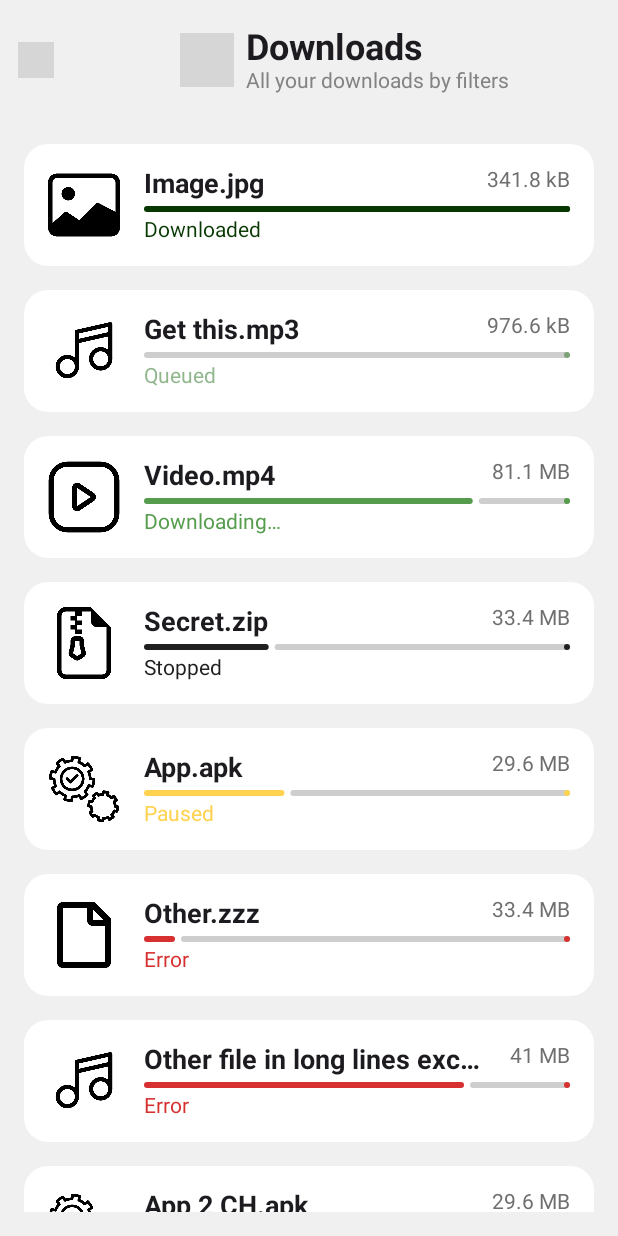
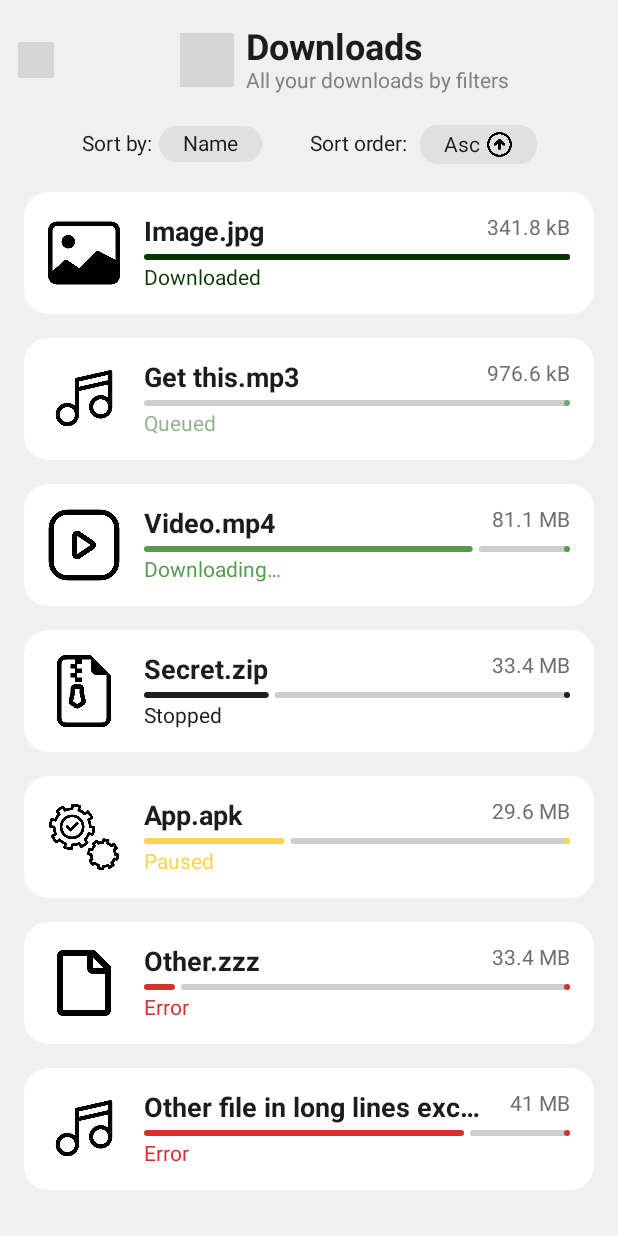
Before and after one commit to LuongPV/LeonEWorldDownloader, an Android app built with Jetpack Compose: the screen it shows after launch (MainActivity), on a phone screen of 412 x 824 dp. Run offline under Robolectric (Android 15) with nearby library versions, the phone set to English and light mode, and no system bars; our stand-ins replace Dagger/Hilt's generated code; grey boxes are pictures that could not be loaded.

Commit message:
Add sort UI

```diff
--- /dev/null
+++ b/app/src/main/java/com/lvp/leoneworlddownloader/data/models/DownloadSortType.kt
@@ -0,0 +1,7 @@
+package com.lvp.leoneworlddownloader.data.models
+
+enum class DownloadSortType {
+    SORTED_BY_NAME,
+    SORTED_BY_DATE,
+    SORTED_BY_PROGRESS,
+}
--- /dev/null
+++ b/app/src/main/java/com/lvp/leoneworlddownloader/data/models/SortOrder.kt
@@ -0,0 +1,6 @@
+package com.lvp.leoneworlddownloader.data.models
+
+enum class SortOrder {
+    ASC,
+    DESC,
+}
--- /dev/null
+++ b/app/src/main/java/com/lvp/leoneworlddownloader/resources/DrawableResource.kt
@@ -0,0 +1,13 @@
+package com.lvp.leoneworlddownloader.resources
+
+import androidx.compose.runtime.Composable
+import com.lvp.leoneworlddownloader.R
+import com.lvp.leoneworlddownloader.data.models.SortOrder
+
+@Composable
+fun drawableResourceSortOrder(sortOrder: SortOrder): Int {
+    return when (sortOrder) {
+        SortOrder.ASC -> R.drawable.ic_sort_asc
+        SortOrder.DESC -> R.drawable.ic_sort_desc
+    }
+}
--- /dev/null
+++ b/app/src/main/java/com/lvp/leoneworlddownloader/resources/StringResources.kt
@@ -0,0 +1,37 @@
+package com.lvp.leoneworlddownloader.resources
+
+import androidx.compose.runtime.Composable
+import androidx.compose.ui.res.stringResource
+import com.lvp.leoneworlddownloader.R
+import com.lvp.leoneworlddownloader.data.models.DownloadSortType
+import com.lvp.leoneworlddownloader.data.models.DownloadStatus
+import com.lvp.leoneworlddownloader.data.models.SortOrder
+
+@Composable
+fun stringResourceDownloadStatus(downloadStatus: DownloadStatus): String {
+    return stringResource(when (downloadStatus) {
+        DownloadStatus.QUEUED -> R.string.txt_download_status_queued
+        DownloadStatus.DOWNLOADING -> R.string.txt_download_status_downloading
+        DownloadStatus.DOWNLOADED -> R.string.txt_download_status_downloaded
+        DownloadStatus.PAUSED -> R.string.txt_download_status_paused
+        DownloadStatus.STOPPED -> R.string.txt_download_status_stopped
+        DownloadStatus.ERROR -> R.string.txt_download_status_error
+    })
+}
+
+@Composable
+fun stringResourceDownloadSortType(downloadSortType: DownloadSortType): String {
+    return stringResource(when (downloadSortType) {
+        DownloadSortType.SORTED_BY_NAME -> R.string.txt_sort_type_name
+        DownloadSortType.SORTED_BY_DATE -> R.string.txt_sort_type_date
+        DownloadSortType.SORTED_BY_PROGRESS -> R.string.txt_sort_type_progress
+    })
+}
+
+@Composable
+fun stringResourceSortOrder(sortOrder: SortOrder): String {
+    return stringResource(when (sortOrder) {
+        SortOrder.ASC -> R.string.txt_sort_order_asc
+        SortOrder.DESC -> R.string.txt_sort_order_desc
+    })
+}
--- a/app/src/main/java/com/lvp/leoneworlddownloader/ui/components/DownloadItem.kt
+++ b/app/src/main/java/com/lvp/leoneworlddownloader/ui/components/DownloadItem.kt
@@ -18,7 +18,6 @@ import androidx.compose.ui.Alignment
 import androidx.compose.ui.Modifier
 import androidx.compose.ui.graphics.Color
 import androidx.compose.ui.res.painterResource
-import androidx.compose.ui.res.stringResource
 import androidx.compose.ui.text.font.FontWeight
 import androidx.compose.ui.text.style.TextOverflow
 import androidx.compose.ui.tooling.preview.Preview
@@ -28,8 +27,8 @@ import com.lvp.leoneworlddownloader.R
 import com.lvp.leoneworlddownloader.data.models.DownloadInfo
 import com.lvp.leoneworlddownloader.data.models.DownloadStatus
 import com.lvp.leoneworlddownloader.data.models.FileType
+import com.lvp.leoneworlddownloader.resources.stringResourceDownloadStatus
 import com.lvp.leoneworlddownloader.utils.getDownloadStatusColor
-import com.lvp.leoneworlddownloader.utils.getHumanReadableDownloadStatus
 import com.lvp.leoneworlddownloader.utils.getHumanReadableFileSize
 import java.time.LocalDateTime
 
@@ -75,7 +74,7 @@ fun DownloadItem(
             )
             Spacer(modifier = Modifier.size(4.dp))
             Text(
-                text = stringResource(getHumanReadableDownloadStatus(downloadInfo.downloadStatus)),
+                text = stringResourceDownloadStatus(downloadInfo.downloadStatus),
                 color = getDownloadStatusColor(downloadInfo.downloadStatus)
             )
         }
--- a/app/src/main/java/com/lvp/leoneworlddownloader/ui/home/HomeScreen.kt
+++ b/app/src/main/java/com/lvp/leoneworlddownloader/ui/home/HomeScreen.kt
@@ -14,8 +14,10 @@ import androidx.compose.foundation.layout.padding
 import androidx.compose.foundation.layout.safeContentPadding
 import androidx.compose.foundation.layout.size
 import androidx.compose.foundation.lazy.LazyColumn
+import androidx.compose.foundation.shape.RoundedCornerShape
 import androidx.compose.material3.DrawerValue
 import androidx.compose.material3.IconButton
+import androidx.compose.material3.Text
 import androidx.compose.material3.rememberDrawerState
 import androidx.compose.runtime.Composable
 import androidx.compose.runtime.LaunchedEffect
@@ -25,11 +27,15 @@ import androidx.compose.ui.Alignment
 import androidx.compose.ui.Modifier
 import androidx.compose.ui.graphics.Color
 import androidx.compose.ui.res.painterResource
+import androidx.compose.ui.res.stringResource
 import androidx.compose.ui.tooling.preview.Preview
 import androidx.compose.ui.unit.dp
 import androidx.hilt.navigation.compose.hiltViewModel
 import androidx.lifecycle.compose.collectAsStateWithLifecycle
 import com.lvp.leoneworlddownloader.R
+import com.lvp.leoneworlddownloader.resources.drawableResourceSortOrder
+import com.lvp.leoneworlddownloader.resources.stringResourceDownloadSortType
+import com.lvp.leoneworlddownloader.resources.stringResourceSortOrder
 import com.lvp.leoneworlddownloader.ui.components.DownloadItem
 import com.lvp.leoneworlddownloader.ui.components.LEWDNavigationDrawer
 import com.lvp.leoneworlddownloader.ui.components.TopBanner
@@ -95,7 +101,44 @@ private fun HomeContent(modifier: Modifier = Modifier, viewModel: HomeViewModel)
             viewModel.openDrawer()
         }
         Spacer(modifier = Modifier.height(16.dp))
+        HomeDownloadSorter(viewModel)
         HomeDownloadList(viewModel)
+    }
+}
+
+@Composable
+fun HomeDownloadSorter(viewModel: HomeViewModel) {
+    val uiState by viewModel.uiState.collectAsStateWithLifecycle()
+    Row(
+        modifier = Modifier.padding(horizontal = 16.dp),
+        verticalAlignment = Alignment.CenterVertically,
+    ) {
+        Text(stringResource(R.string.txt_sort_by))
+        Spacer(Modifier.size(4.dp))
+        val modifierBg = Modifier
+            .background(Color(0xFFE0E0E0), RoundedCornerShape(12.dp))
+            .padding(horizontal = 16.dp, vertical = 4.dp)
+        Text(
+            text = stringResourceDownloadSortType(uiState.downloadSortType),
+            modifier = modifierBg
+        )
+        Spacer(Modifier.size(32.dp))
+        Text(stringResource(R.string.txt_sort_order))
+        Spacer(Modifier.size(8.dp))
+        Row(
+            modifier = modifierBg,
+            verticalAlignment = Alignment.CenterVertically,
+        ) {
+            Text(
+                text = stringResourceSortOrder(uiState.sortOrder),
+            )
+            Spacer(modifier = Modifier.size(4.dp))
+            Image(
+                modifier = Modifier.size(18.dp),
+                painter = painterResource(drawableResourceSortOrder(uiState.sortOrder)),
+                contentDescription = null
+            )
+        }
     }
 }
 
--- a/app/src/main/java/com/lvp/leoneworlddownloader/ui/home/HomeViewModel.kt
+++ b/app/src/main/java/com/lvp/leoneworlddownloader/ui/home/HomeViewModel.kt
@@ -1,6 +1,8 @@
 package com.lvp.leoneworlddownloader.ui.home
 
 import androidx.lifecycle.ViewModel
+import com.lvp.leoneworlddownloader.data.models.DownloadSortType
+import com.lvp.leoneworlddownloader.data.models.SortOrder
 import com.lvp.leoneworlddownloader.data.repositories.DownloadRepository
 import dagger.hilt.android.lifecycle.HiltViewModel
 import kotlinx.coroutines.flow.MutableStateFlow
@@ -14,6 +16,9 @@ class HomeViewModel @Inject constructor(
     private val _drawerShouldBeOpened = MutableStateFlow(false)
     val drawerShouldBeOpened = _drawerShouldBeOpened.asStateFlow()
 
+    private val _uiState = MutableStateFlow(HomeUiState())
+    val uiState = _uiState.asStateFlow()
+
     fun getDownloads() = downloadRepository.getDownloads()
 
     fun openDrawer() {
@@ -24,3 +29,8 @@ class HomeViewModel @Inject constructor(
         _drawerShouldBeOpened.value = false
     }
 }
+
+data class HomeUiState(
+    val downloadSortType: DownloadSortType = DownloadSortType.SORTED_BY_NAME,
+    val sortOrder: SortOrder = SortOrder.ASC,
+)
--- a/app/src/main/java/com/lvp/leoneworlddownloader/utils/TextUtil.kt
+++ b/app/src/main/java/com/lvp/leoneworlddownloader/utils/TextUtil.kt
@@ -1,7 +1,5 @@
 package com.lvp.leoneworlddownloader.utils
 
-import com.lvp.leoneworlddownloader.R
-import com.lvp.leoneworlddownloader.data.models.DownloadStatus
 import java.text.DecimalFormat
 import kotlin.math.log10
 import kotlin.math.pow
@@ -16,14 +14,3 @@ fun getHumanReadableFileSize(fileSize: Long): String {
         fileSize / 1024.0.pow(digitGroups.toDouble())
     ) + " " + units[digitGroups]
 }
-
-fun getHumanReadableDownloadStatus(downloadStatus: DownloadStatus): Int {
-    return when (downloadStatus) {
-        DownloadStatus.QUEUED -> R.string.txt_download_status_queued
-        DownloadStatus.DOWNLOADING -> R.string.txt_download_status_downloading
-        DownloadStatus.DOWNLOADED -> R.string.txt_download_status_downloaded
-        DownloadStatus.PAUSED -> R.string.txt_download_status_paused
-        DownloadStatus.STOPPED -> R.string.txt_download_status_stopped
-        DownloadStatus.ERROR -> R.string.txt_download_status_error
-    }
-}
--- a/app/src/main/res/values/strings.xml
+++ b/app/src/main/res/values/strings.xml
@@ -32,4 +32,11 @@
     <string name="txt_download_status_paused">Paused</string>
     <string name="txt_download_status_stopped">Stopped</string>
     <string name="txt_download_status_error">Error</string>
+    <string name="txt_sort_type_name">Name</string>
+    <string name="txt_sort_type_date">Date</string>
+    <string name="txt_sort_type_progress">Progress</string>
+    <string name="txt_sort_order_asc">Asc</string>
+    <string name="txt_sort_order_desc">Desc</string>
+    <string name="txt_sort_by">Sort by:</string>
+    <string name="txt_sort_order">Sort order:</string>
 </resources>
```
Also changed, not shown: app/src/main/res/drawable/ic_sort_asc.png (added), app/src/main/res/drawable/ic_sort_desc.png (added).
